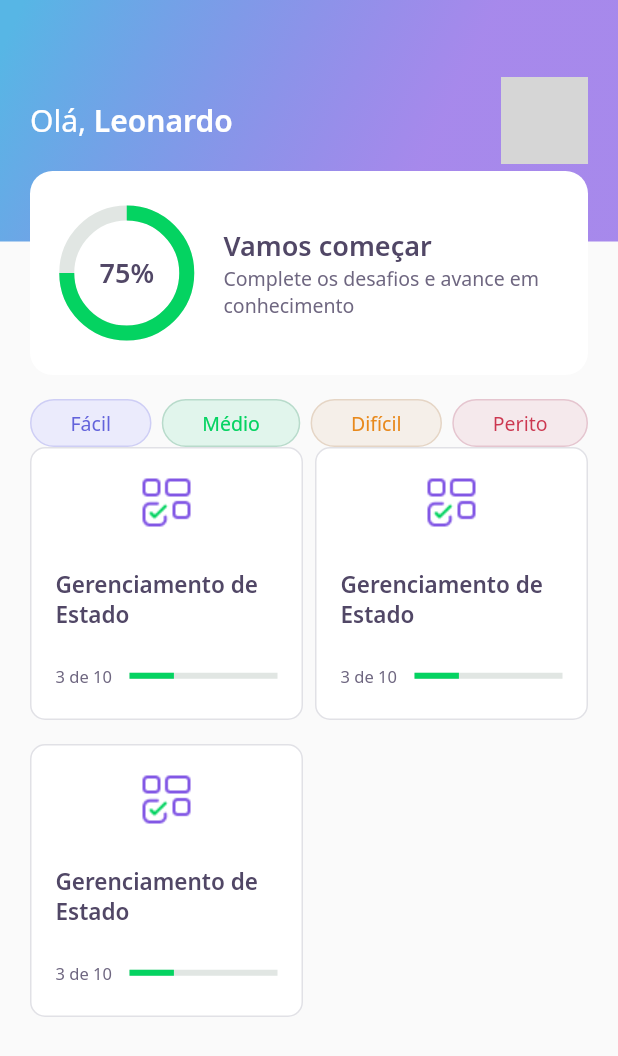
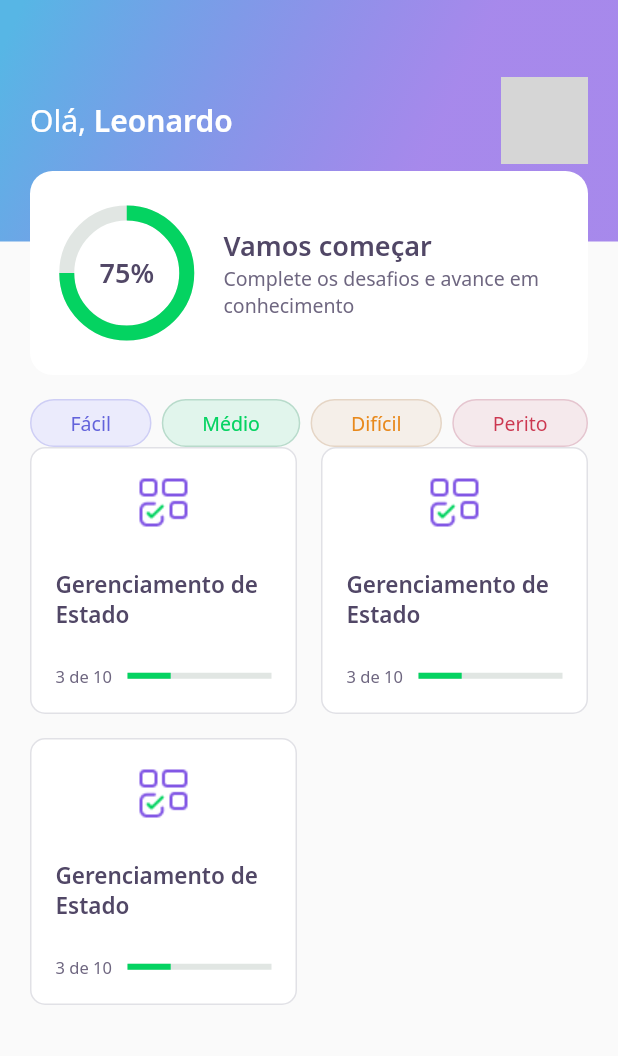
Before and after one commit to leonardoserio/devquiz, a Flutter app: the screen it shows after launch, on a phone screen of 412 x 824 dp. Shown: the top 1056 px of the screen. Run offline on Flutter 3.47's test engine with Material 2 defaults, Android fonts, the phone set to English and light mode, and no system bars; our stand-ins replace google_fonts; network calls fail; grey boxes are pictures that could not be loaded.

Commit message:
change crossAxisSpacing

```diff
--- a/lib/home/home_page.dart
+++ b/lib/home/home_page.dart
@@ -19,6 +19,7 @@ class HomePageState extends State<HomePage> {
           Padding(
             padding: const EdgeInsets.symmetric(horizontal:20,vertical:16),
             child: Column(
+
               children: [
 
                   Row(
@@ -34,7 +35,7 @@ class HomePageState extends State<HomePage> {
                 Expanded(
                                 child: GridView.count(
                                   crossAxisCount:2,
-                                  crossAxisSpacing: 8,
+                                  crossAxisSpacing: 16,
                                   mainAxisSpacing: 16,
                     children: [
                   QuizCardWidget(),
```
